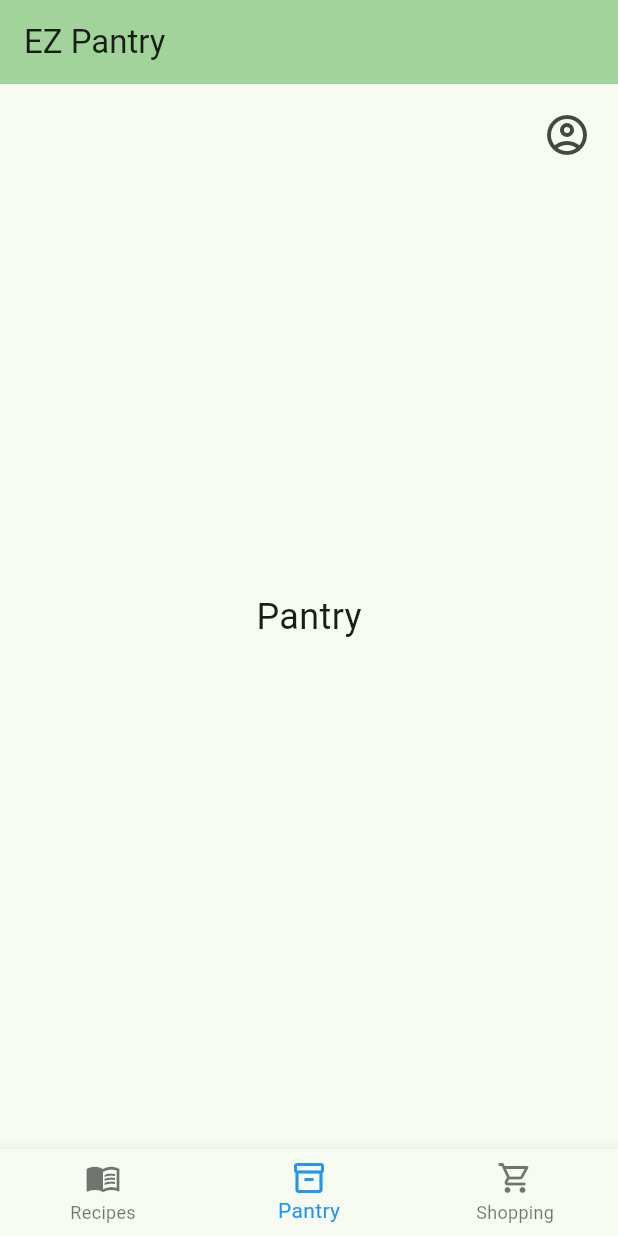
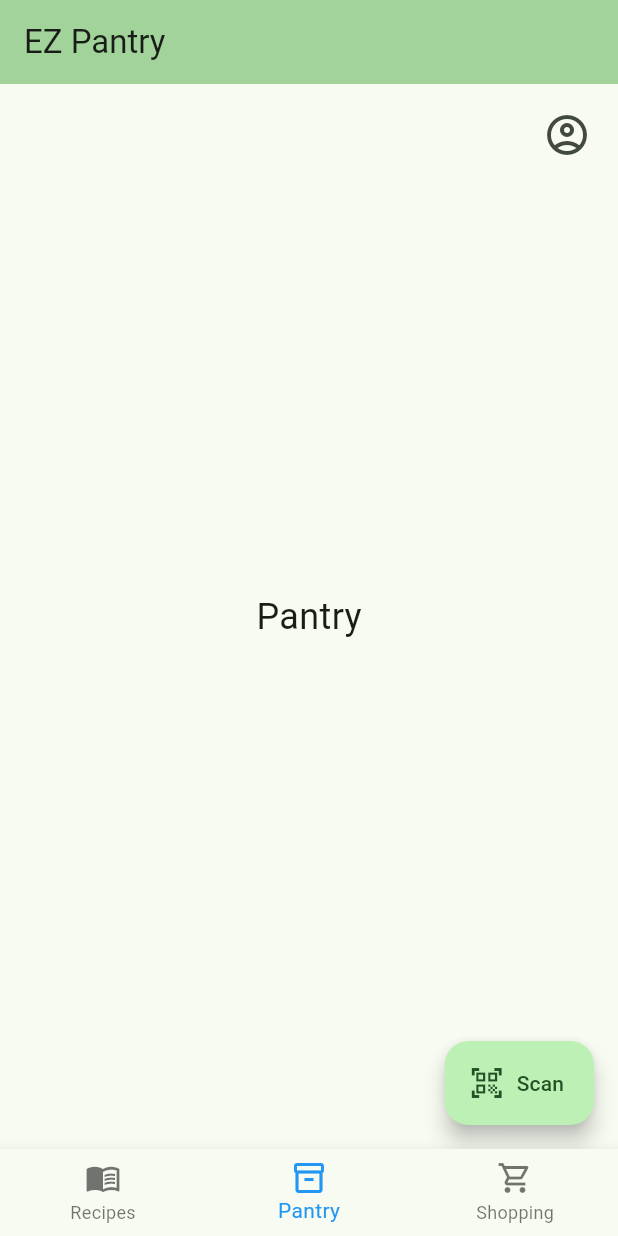
Before and after one commit to wesbyte29/EZ-Pantry, a Flutter app: the screen it shows after launch, item 2 of the bottom bar chosen, on a phone screen of 412 x 824 dp. Run offline on Flutter 3.47's test engine with Material 3 defaults, Android fonts, the phone set to English and light mode, and no system bars; missing offline and left inert: mobile_scanner.

Commit message:
moved scanner button to pantry page

```diff
--- a/lib/main.dart
+++ b/lib/main.dart
@@ -35,37 +35,18 @@
 }
 
 class _MyHomePageState extends State<MyHomePage> {
-  int _selectedIndex = 0; // 0 for Pantry, 1 for Recipes, 2 for Shopping
+  int _selectedIndex = 0; // 0 for Recipes, 1 for Pantry, 2 for Shopping
 
   static const List<Widget> _widgetOptions = <Widget>[
     RecipesPage(),
     PantryPage(),
     ShoppingPage(),
-    LoginPage(),
   ];
 
   void _onItemTapped(int index) {
     setState(() {
       _selectedIndex = index;
     });
-  }
-
-  void _onScanButtonPressed() async {
-    final result = await Navigator.push(
-      context,
-      MaterialPageRoute(builder: (context) => ScanPage()),
-    );
-
-    if (result != null) {
-      // Here you can handle what to do with the scanned code
-      ScaffoldMessenger.of(context).showSnackBar(
-        SnackBar(content: Text('Scanned barcode: $result')),
-      );
-
-      print('Scanned barcode: $result');
-
-      // TODO: Call API or update pantry items with this barcode
-    }
   }
 
   @override
@@ -97,15 +78,6 @@
         selectedItemColor: Colors.blue,
         onTap: _onItemTapped,
       ),
-      // Conditionally render the FloatingActionButton
-      floatingActionButton: _selectedIndex == 0 // Show only if Pantry tab (index 0) is selected
-          ? FloatingActionButton.extended(
-        onPressed: _onScanButtonPressed,
-        icon: const Icon(Icons.qr_code_scanner),
-        label: const Text('Scan'),
-      )
-          : null, // Render nothing if not on the Pantry tab
-      floatingActionButtonLocation: FloatingActionButtonLocation.endFloat, // Or your preferred location
     );
   }
 }
--- a/lib/pantry_page.dart
+++ b/lib/pantry_page.dart
@@ -1,12 +1,29 @@
 import 'package:flutter/material.dart';
 import 'login_page.dart'; // Import the login page
+import 'package:ez_pantry/scan_page.dart';
 
 class PantryPage extends StatelessWidget {
   const PantryPage({super.key});
 
+  void _onScanButtonPressed(BuildContext context) async {
+    final result = await Navigator.push(
+      context,
+      MaterialPageRoute(builder: (context) => const ScanPage()),
+    );
+
+    if (result != null) {
+      ScaffoldMessenger.of(context).showSnackBar(
+        SnackBar(content: Text('Scanned barcode: $result')),
+      );
+      print('Scanned barcode: $result');
+      // TODO: Call API or update pantry items with this barcode
+    }
+  }
+
   @override
   Widget build(BuildContext context) {
-    return Stack(
+    return Scaffold(
+      body: Stack(
         children: [
           // Main content of the Pantry page
           const Center(
@@ -33,6 +50,13 @@ class PantryPage extends StatelessWidget {
             ),
           ),
         ],
+      ),
+      floatingActionButton: FloatingActionButton.extended(
+        onPressed: () => _onScanButtonPressed(context),
+        icon: const Icon(Icons.qr_code_scanner),
+        label: const Text('Scan'),
+      ),
+      floatingActionButtonLocation: FloatingActionButtonLocation.endFloat,
     );
   }
 }
```
Lines whose indentation alone changed are shown as unchanged.
